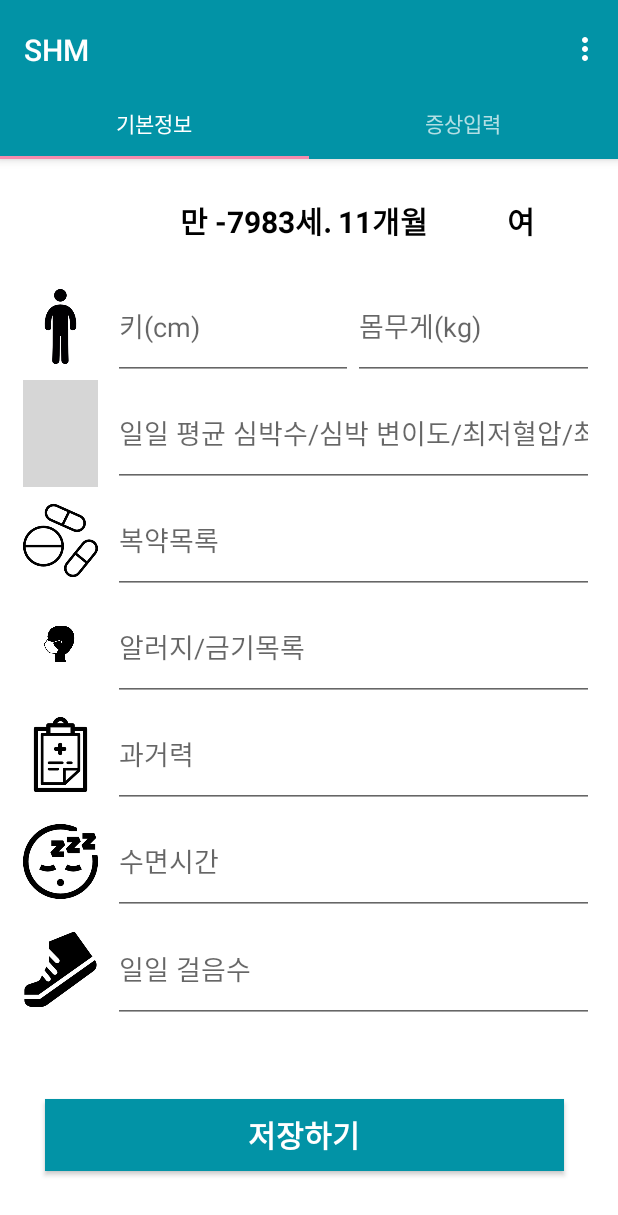
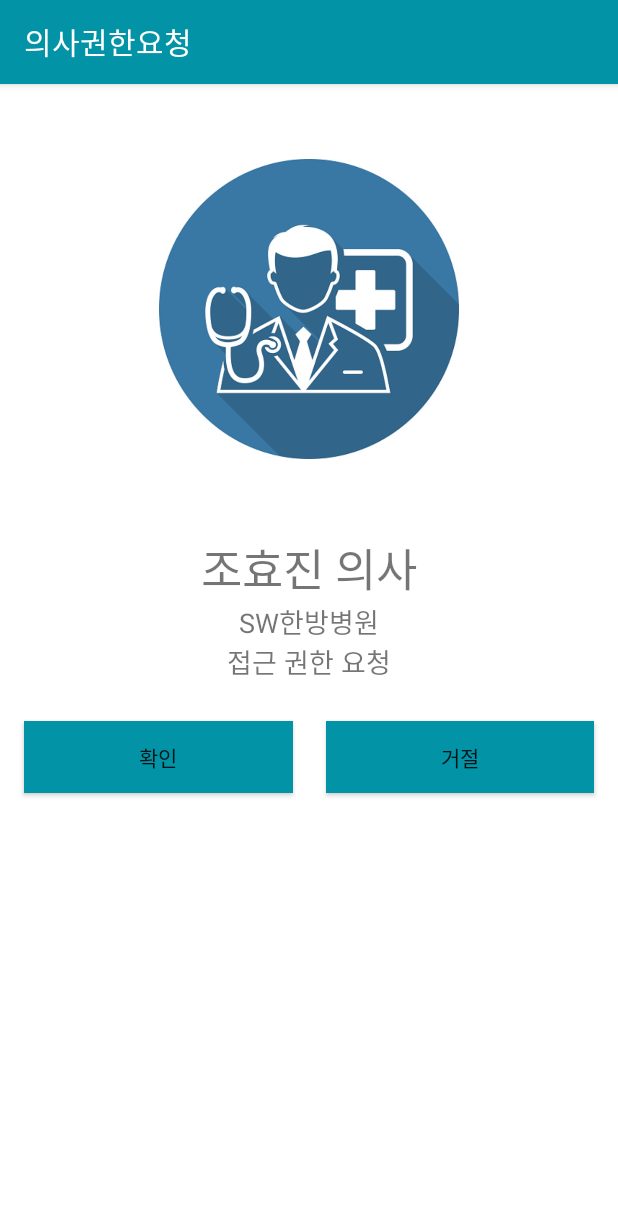
Before and after one commit to IamSSam/SmartHealthManager, an Android app: the MainActivity screen opened directly, with no data from a screen before it, in the options menu, after a tap on "Settings", on a phone screen of 412 x 824 dp. Shown: the top 1215 px of the screen. Run offline under Robolectric (Android 15) with nearby library versions, the phone set to English and light mode, and no system bars; libraries missing offline, so code that uses them is left out: com.nostra13.universalimageloader; 2 statements that could not run were skipped; grey boxes are pictures that could not be loaded.

Commit message:
Implement AuthdoctorActivity

```diff
--- /dev/null
+++ b/SmartHealthManager/app/src/main/java/com/awesome/smarthealthmanager/AuthdoctorActivity.java
@@ -0,0 +1,16 @@
+package com.awesome.smarthealthmanager;
+
+import android.os.Bundle;
+import android.support.v7.app.AppCompatActivity;
+
+/**
+ * Created by yoonjae on 14/12/2016.
+ */
+
+public class AuthdoctorActivity extends AppCompatActivity {
+    @Override
+    protected void onCreate(Bundle savedInstanceState) {
+        super.onCreate(savedInstanceState);
+        setContentView(R.layout.activity_authdoctor);
+    }
+}
--- a/SmartHealthManager/app/src/main/java/com/awesome/smarthealthmanager/MainActivity.java
+++ b/SmartHealthManager/app/src/main/java/com/awesome/smarthealthmanager/MainActivity.java
@@ -10,7 +10,9 @@ import android.support.v4.view.ViewPager;
 import android.support.v7.app.AppCompatActivity;
 import android.os.Bundle;
 import android.support.v7.widget.Toolbar;
+import android.util.Log;
 import android.view.Menu;
+import android.view.MenuItem;
 import android.view.View;
 
 public class MainActivity extends AppCompatActivity {
@@ -59,19 +61,16 @@ public class MainActivity extends AppCompatActivity {
     }
 
 
-
-    /*
     @Override
     public boolean onOptionsItemSelected(MenuItem item) {
+        Log.d("Reached to" , "AuthdoctorActivity");
         int id = item.getItemId();
         if (id == R.id.action_settings) {
             Intent intent = new Intent(this, AuthdoctorActivity.class);
             startActivity(intent);
-            //TODO : 임시로 발표용으로 인증화면 만듬
             return true;
         }
 
         return super.onOptionsItemSelected(item);
     }
-    */
 }
--- /dev/null
+++ b/SmartHealthManager/app/src/main/res/layout/activity_authdoctor.xml
@@ -0,0 +1,79 @@
+<?xml version="1.0" encoding="utf-8"?>
+<LinearLayout xmlns:android="http://schemas.android.com/apk/res/android"
+    android:layout_width="match_parent"
+    android:layout_height="match_parent"
+    android:orientation="vertical"
+    android:background="#fff">
+
+    <LinearLayout
+        android:layout_width="match_parent"
+        android:layout_height="50dp">
+    </LinearLayout>
+    <LinearLayout
+        android:layout_width="match_parent"
+        android:layout_height="200dp">
+        <ImageView
+            android:layout_width="match_parent"
+            android:layout_height="match_parent"
+            android:src="@drawable/doctorroundicon"/>
+    </LinearLayout>
+    <LinearLayout
+        android:layout_width="match_parent"
+        android:layout_height="50dp">
+    </LinearLayout>
+    <LinearLayout
+        android:layout_width="match_parent"
+        android:layout_height="wrap_content"
+        android:orientation="vertical">
+        <TextView
+            android:layout_width="match_parent"
+            android:layout_height="match_parent"
+            android:textAlignment="center"
+            android:text="조효진 의사"
+            android:textSize="30dp"/>
+        <TextView
+            android:layout_width="match_parent"
+            android:layout_height="match_parent"
+            android:textAlignment="center"
+            android:text="SW한방병원\n접근 권한 요청"
+            android:textSize="18dp"/>
+
+    </LinearLayout>
+
+    <LinearLayout
+        android:layout_width="match_parent"
+        android:layout_height="wrap_content"
+        android:layout_marginTop="20dp"
+        android:orientation="horizontal"
+
+        >
+        <LinearLayout
+            android:layout_width="10dp"
+            android:layout_height="wrap_content"></LinearLayout>
+        <Button
+            android:layout_margin="6dp"
+            android:layout_width="match_parent"
+            android:layout_height="wrap_content"
+            android:text="확인"
+            android:background="#0293a6"
+            android:layout_weight="45"
+            />
+        <LinearLayout
+            android:layout_width="10dp"
+            android:layout_height="wrap_content"></LinearLayout>
+        <Button
+            android:layout_margin="6dp"
+            android:layout_width="match_parent"
+            android:layout_height="wrap_content"
+            android:layout_weight="45"
+            android:background="#0293a6"
+            android:text="거절"
+            />
+        <LinearLayout
+            android:layout_width="10dp"
+            android:layout_height="wrap_content"></LinearLayout>
+
+    </LinearLayout>
+
+
+</LinearLayout>
```
Also changed, not shown: SmartHealthManager/app/src/main/AndroidManifest.xml (+11 -4 lines), SmartHealthManager/app/src/main/java/com/awesome/smarthealthmanager/PersonalSymptomFragment.java (+5 -5 lines), SmartHealthManager/app/src/main/res/layout/dialog_evaluation.xml (+0 -58 lines), SmartHealthManager/app/src/main/res/drawable/doctorroundicon.jpg (added).
